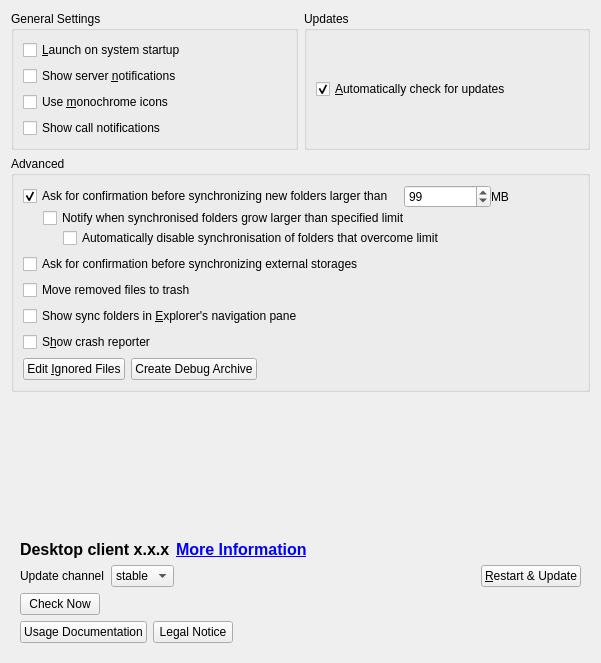
Old version of the form src/gui/generalsettings.ui in the repository IONOS-Productivity/nc-desktop.
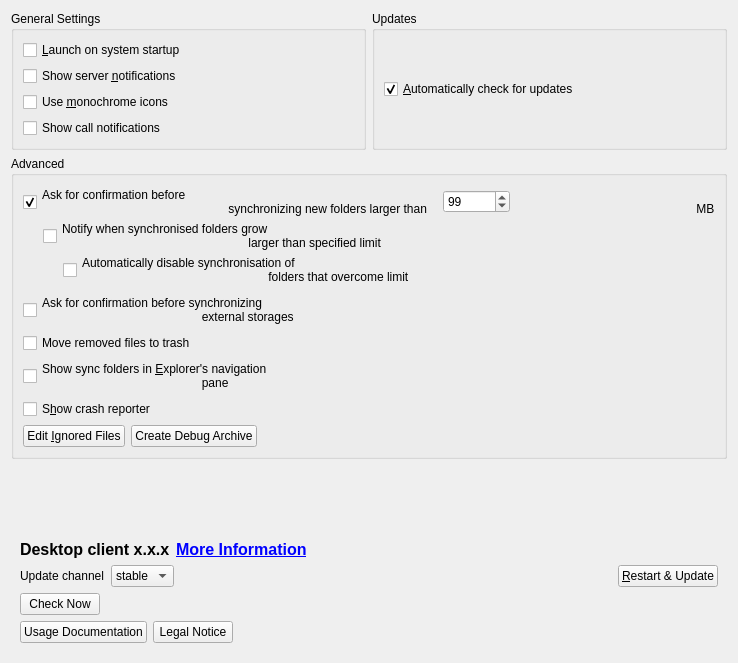
New version of the form.

Commit message: [SES-23][SES-24] Just code format

```diff
--- a/src/gui/generalsettings.ui
+++ b/src/gui/generalsettings.ui
@@ -110,7 +110,8 @@
                                         <item>
                                             <widget class="QCheckBox" name="newFolderLimitCheckBox">
                                                 <property name="text">
-             <string>Ask for confirmation before synchronizing new folders larger than</string>
+                                                    <string>Ask for confirmation before
+                                                        synchronizing new folders larger than</string>
                                                 </property>
                                                 <property name="checked">
                                                     <bool>true</bool>
@@ -146,7 +147,9 @@
                                         <item>
                                             <widget class="QLabel" name="label">
                                                 <property name="text">
-             <string extracomment="Trailing part of &quot;Ask confirmation before syncing folder larger than&quot; ">MB</string>
+                                                    <string
+                                                        extracomment="Trailing part of &quot;Ask confirmation before syncing folder larger than&quot; ">
+                                                        MB</string>
                                                 </property>
                                             </widget>
                                         </item>
@@ -173,7 +176,8 @@
                                         <item>
            <widget class="QCheckBox" name="existingFolderLimitCheckBox">
                                                 <property name="text">
-             <string>Notify when synchronised folders grow larger than specified limit</string>
+                                                    <string>Notify when synchronised folders grow
+                                                        larger than specified limit</string>
                                                 </property>
                                             </widget>
                                         </item>
@@ -200,7 +204,8 @@
                                         <item>
            <widget class="QCheckBox" name="stopExistingFolderNowBigSyncCheckBox">
                                                 <property name="text">
-             <string>Automatically disable synchronisation of folders that overcome limit</string>
+                                                    <string>Automatically disable synchronisation of
+                                                        folders that overcome limit</string>
                                                 </property>
                                             </widget>
                                         </item>
@@ -213,7 +218,8 @@
                                 <item>
                                     <widget class="QCheckBox" name="newExternalStorage">
                                         <property name="text">
-           <string>Ask for confirmation before synchronizing external storages</string>
+                                            <string>Ask for confirmation before synchronizing
+                                                external storages</string>
                                         </property>
                                     </widget>
                                 </item>
@@ -235,7 +241,8 @@
                                 <item>
          <widget class="QCheckBox" name="showInExplorerNavigationPaneCheckBox">
                                         <property name="text">
-           <string>Show sync folders in &amp;Explorer's navigation pane</string>
+                                            <string>Show sync folders in &amp;Explorer's navigation
+                                                pane</string>
                                         </property>
                                     </widget>
                                 </item>
```
Left out of the diff: 51 changed lines with no effect on the pictures.
